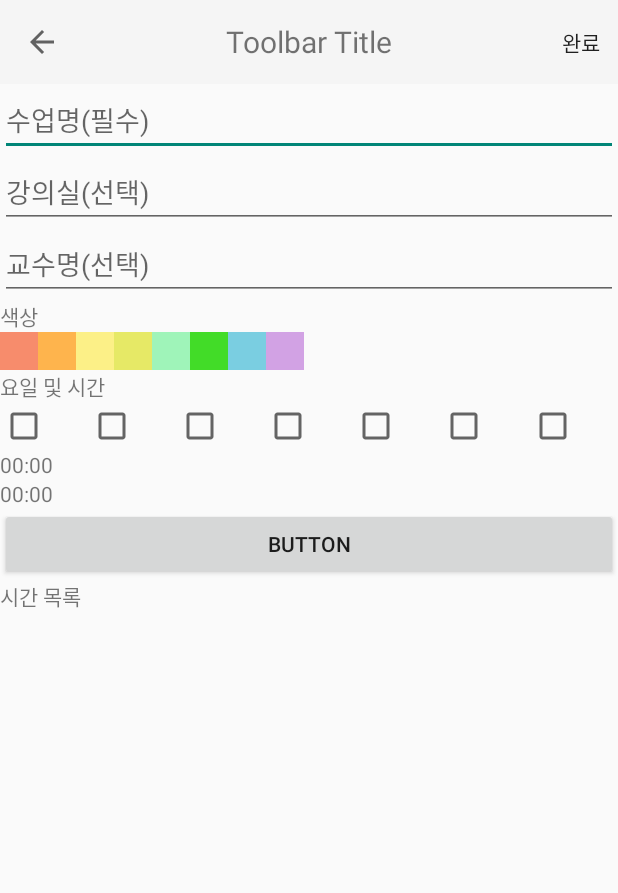
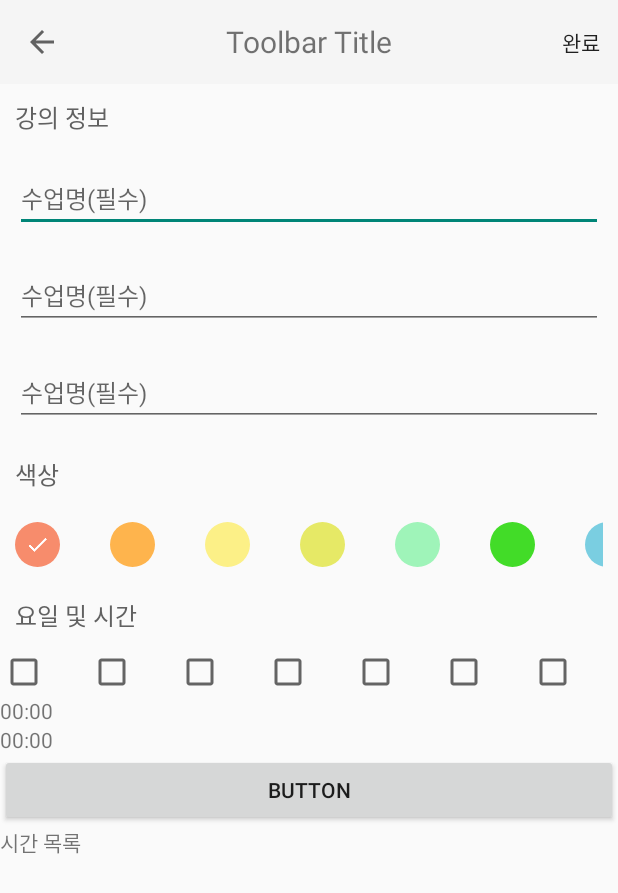
Before and after one commit to Kwonkyu/My-Planner, an Android app: the screen it shows after launch (AddTimetableActivity), after a tap on an icon or button, on a phone screen of 412 x 824 dp. Shown: the top 893 px of the screen. Run offline under Robolectric (Android 15) with nearby library versions, the light colour scheme and no system bars; network calls fail.

Commit message:
UI update

```diff
--- a/teamproject/app/src/main/java/com/example/teamproject/Timetable/AddTimetableActivity.java
+++ b/teamproject/app/src/main/java/com/example/teamproject/Timetable/AddTimetableActivity.java
@@ -4,8 +4,12 @@ import android.app.TimePickerDialog;
 import android.content.Context;
 import android.graphics.Color;
 import android.graphics.drawable.ColorDrawable;
+import android.graphics.drawable.GradientDrawable;
 import android.os.Bundle;
+import android.text.InputFilter;
+import android.text.Spanned;
 import android.util.Log;
+import android.util.TypedValue;
 import android.view.Menu;
 import android.view.MenuItem;
 import android.view.View;
@@ -18,6 +22,7 @@ import android.widget.Toast;
 
 import androidx.appcompat.app.AppCompatActivity;
 import androidx.appcompat.widget.Toolbar;
+import androidx.core.content.ContextCompat;
 import androidx.recyclerview.widget.LinearLayoutManager;
 import androidx.recyclerview.widget.RecyclerView;
 
@@ -25,6 +30,7 @@ import com.example.teamproject.Model.DAY;
 import com.example.teamproject.Model.Lecture;
 import com.example.teamproject.R;
 import com.example.teamproject.Views.ColorAdapter;
+import com.example.teamproject.Views.ColorItemDecoration;
 import com.example.teamproject.Views.ListViewBtnAdapter;
 
 import java.io.BufferedInputStream;
@@ -36,6 +42,7 @@ import java.io.ObjectOutputStream;
 import java.text.SimpleDateFormat;
 import java.util.ArrayList;
 import java.util.Calendar;
+import java.util.regex.Pattern;
 
 public class AddTimetableActivity extends AppCompatActivity implements ListViewBtnAdapter.ListBtnClickListener {
     TextView tv1, tv2, tv3;
@@ -100,21 +107,34 @@ public class AddTimetableActivity extends AppCompatActivity implements ListViewB
         tv2 = findViewById(R.id.lecture_room);
         tv3 = findViewById(R.id.lecturer);
 
+        InputFilter inputFilter = new InputFilter() {
+            @Override
+            public CharSequence filter(CharSequence source, int start, int end, Spanned dest, int dstart, int dend) {
+                Pattern ps = Pattern.compile("^[a-zA-Z0-9가-힣ㄱ-ㅎㅏ-ㅣ\\s\\u318D\\u119E\\u11A2\\u2022\\u2025a\\u00B7\\uFE55]+$");
+                if(ps.matcher(source).matches()){
+                    return source;
+                }
+                return "";
+            }
+        };
+        InputFilter[] filters = new InputFilter[] {inputFilter};
+
+        tv1.setFilters(filters);
+        tv2.setFilters(filters);
+        tv3.setFilters(filters);
+
         //컬러 리사이클러 뷰 설정
         recycle = findViewById(R.id.color_recycler_view);
         LinearLayoutManager layoutManager = new LinearLayoutManager(this, LinearLayoutManager.HORIZONTAL, false);
         recycle.setLayoutManager(layoutManager);
+        recycle.addItemDecoration(new ColorItemDecoration(50));
         colorItems = new ArrayList<>();
-        for(String s : colors) colorItems.add(s);
+        for(String s : colors) {
+            colorItems.add(s);
+        }
         selectColor = "#f78c6c";
         //임시, 바꿔야함
-        adapter2 = new ColorAdapter(this, colorItems, new View.OnClickListener() {
-            @Override
-            public void onClick(View v) {
-                selectColor = (String)v.getTag();
-                Toast.makeText(getApplicationContext(),(String)v.getTag(),Toast.LENGTH_SHORT).show();
-            }
-        });
+        adapter2 = new ColorAdapter(this, colorItems);
         recycle.setAdapter(adapter2);
 
         //체크 박스 설정
--- a/teamproject/app/src/main/java/com/example/teamproject/Timetable/FragmentTimetable.java
+++ b/teamproject/app/src/main/java/com/example/teamproject/Timetable/FragmentTimetable.java
@@ -3,6 +3,10 @@ package com.example.teamproject.Timetable;
 import android.content.Context;
 import android.content.Intent;
 import android.graphics.Color;
+import android.graphics.ColorFilter;
+import android.graphics.PorterDuff;
+import android.graphics.drawable.Drawable;
+import android.graphics.drawable.GradientDrawable;
 import android.os.Bundle;
 import android.util.Log;
 import android.util.TypedValue;
@@ -203,6 +207,7 @@ public class FragmentTimetable extends Fragment implements View.OnLongClickListe
                                 ll.addView(tv);
                             }
 
+                            //시간표 생성
                             tv = new TextView(getActivity());
                             tv.setText(currentItem.getName() + "\n" + currentItem.getRoom() + "\n" + currentItem.getLecturer());
                             tv.setGravity(Gravity.CENTER);
@@ -214,11 +219,11 @@ public class FragmentTimetable extends Fragment implements View.OnLongClickListe
                             time = endTime;
                             weight -= min;
                             if(min != 0) {
-                                tv.setBackgroundColor(Color.parseColor(currentItem.getColor()));
+                                GradientDrawable drawable = (GradientDrawable)ContextCompat.getDrawable(getActivity(), R.drawable.edge);
+                                drawable.setColor(Color.parseColor(currentItem.getColor()));
+                                tv.setBackground(drawable);
                             }
-                            else {
 
-                            }
                             tv.setLayoutParams(new LinearLayout.LayoutParams(LinearLayout.LayoutParams.MATCH_PARENT, (int)TypedValue.applyDimension(TypedValue.COMPLEX_UNIT_DIP, 0, getResources().getDisplayMetrics()), min));
                             ll.addView(tv);
                             if(k == lectureList.size() - 1 && weight != 0) {
--- a/teamproject/app/src/main/java/com/example/teamproject/Views/ColorAdapter.java
+++ b/teamproject/app/src/main/java/com/example/teamproject/Views/ColorAdapter.java
@@ -2,11 +2,21 @@ package com.example.teamproject.Views;
 
 import android.content.Context;
 import android.graphics.Color;
+import android.graphics.ColorFilter;
+import android.graphics.PorterDuff;
+import android.graphics.drawable.BitmapDrawable;
+import android.graphics.drawable.Drawable;
+import android.graphics.drawable.GradientDrawable;
+import android.graphics.drawable.LayerDrawable;
+import android.graphics.drawable.StateListDrawable;
+import android.util.TypedValue;
 import android.view.LayoutInflater;
 import android.view.View;
 import android.view.ViewGroup;
+import android.widget.RadioButton;
 import android.widget.TextView;
 
+import androidx.core.content.ContextCompat;
 import androidx.recyclerview.widget.RecyclerView;
 
 import com.example.teamproject.R;
@@ -14,15 +24,13 @@ import com.example.teamproject.R;
 import java.util.ArrayList;
 
 public class ColorAdapter extends RecyclerView.Adapter<ColorAdapter.ViewHolder> {
-
+    public int selectedItem = 0;
     private ArrayList<String> itemList;
     private Context context;
-    private View.OnClickListener onClickItem;
 
-    public ColorAdapter(Context context, ArrayList<String> itemList, View.OnClickListener onClickItem) {
+    public ColorAdapter(Context context, ArrayList<String> itemList) {
         this.context = context;
         this.itemList = itemList;
-        this.onClickItem = onClickItem;
     }
 
 
@@ -38,11 +46,23 @@ public class ColorAdapter extends RecyclerView.Adapter<ColorAdapter.ViewHolder>
 
     @Override
     public void onBindViewHolder(ViewHolder holder, int position) {
+        holder.radioButton.setChecked(position == selectedItem);
         String item = itemList.get(position);
+        StateListDrawable drawable = new StateListDrawable();
 
-        holder.textview.setBackgroundColor(Color.parseColor(item));
-        holder.textview.setTag(item);
-        holder.textview.setOnClickListener(onClickItem);
+        GradientDrawable circle = (GradientDrawable) ContextCompat.getDrawable(context,R.drawable.circle);
+        BitmapDrawable check = (BitmapDrawable) ContextCompat.getDrawable(context,R.drawable.check);
+        circle.setColor(Color.parseColor(item));
+        circle.setStroke((int)TypedValue.applyDimension(TypedValue.COMPLEX_UNIT_DIP, 0, context.getResources().getDisplayMetrics()), Color.parseColor(item));
+        Drawable[] layer = {circle, check};
+        LayerDrawable checkedDrawable = new LayerDrawable(layer);
+        checkedDrawable.setLayerInset(1,10,10,10,10);
+        drawable.addState(new int[] { -android.R.attr.state_checked}, circle);
+        drawable.addState(new int[] { android.R.attr.state_checked }, checkedDrawable);
+        holder.radioButton.setBackground(drawable);
+
+        holder.radioButton.setTag(item);
+
     }
 
     @Override
@@ -53,11 +73,20 @@ public class ColorAdapter extends RecyclerView.Adapter<ColorAdapter.ViewHolder>
 
     public class ViewHolder extends RecyclerView.ViewHolder {
 
-        public TextView textview;
+        public RadioButton radioButton;
 
         public ViewHolder(View itemView) {
             super(itemView);
-            textview = itemView.findViewById(R.id.item_textview);
+            radioButton = itemView.findViewById(R.id.item_radio);
+
+            itemView.setOnClickListener(new View.OnClickListener() {
+                @Override
+                public void onClick(View v) {
+                    selectedItem = getAdapterPosition();
+                    notifyDataSetChanged();
+                }
+            });
+
         }
     }
 }
--- /dev/null
+++ b/teamproject/app/src/main/java/com/example/teamproject/Views/ColorItemDecoration.java
@@ -0,0 +1,21 @@
+package com.example.teamproject.Views;
+
+import android.graphics.Rect;
+import android.view.View;
+
+import androidx.annotation.NonNull;
+import androidx.recyclerview.widget.RecyclerView;
+
+public class ColorItemDecoration extends RecyclerView.ItemDecoration {
+
+    private int divWidth;
+
+    public ColorItemDecoration(int divWidth) {
+        this.divWidth = divWidth;
+    }
+
+    @Override
+    public void getItemOffsets(@NonNull Rect outRect, @NonNull View view, @NonNull RecyclerView parent, @NonNull RecyclerView.State state) {
+        outRect.right = divWidth;
+    }
+}
--- a/teamproject/app/src/main/res/drawable/circle.xml
+++ b/teamproject/app/src/main/res/drawable/circle.xml
@@ -1,15 +1,9 @@
-<shape xmlns:android="http://schemas.android.com/apk/res/android" >
+<shape xmlns:android="http://schemas.android.com/apk/res/android"
+    android:shape="oval">
 
-    <solid android:color="#FFFFFF" />
+    <solid android:color="#304FFE" />
 
     <stroke
         android:width="2dp"
         android:color="#FFFFFF" />
-
-    <corners
-        android:bottomLeftRadius="20dp"
-        android:bottomRightRadius="20dp"
-        android:topLeftRadius="20dp"
-        android:topRightRadius="20dp" />
-
 </shape>
--- /dev/null
+++ b/teamproject/app/src/main/res/drawable/circle_selector.xml
@@ -0,0 +1,27 @@
+<selector xmlns:android="http://schemas.android.com/apk/res/android" >
+    <item android:state_checked="false">
+        <layer-list>
+            <!-- 배경 -->
+            <item>
+                <shape android:shape="oval">
+                    <solid android:color="#e14f50" />
+                </shape>
+            </item>
+        </layer-list>
+    </item>
+
+    <item android:state_checked="true">
+        <layer-list>
+            <!-- 배경 -->
+            <item>
+                <shape android:shape="oval">
+                    <solid android:color="#e14f50" />
+                </shape>
+            </item>
+            <!-- 이미지 영역 -->
+            <item android:drawable="@drawable/check" android:top="4dp" android:right="4dp" android:bottom="4dp" android:left="4dp" />
+        </layer-list>
+    </item>
+
+
+</selector>
--- a/teamproject/app/src/main/res/drawable/edge.xml
+++ b/teamproject/app/src/main/res/drawable/edge.xml
@@ -1,7 +1,8 @@
 <?xml version="1.0" encoding="utf-8"?>
-<shape xmlns:android="http://schemas.android.com/apk/res/android">
-    <solid android:color="#ffffff" />
-    <stroke
-        android:width="0.5sp"
-        android:color="#505050" />
+<shape xmlns:android="http://schemas.android.com/apk/res/android"
+    android:shape="rectangle">
+<solid android:color="#ffffff" />
+<stroke
+    android:width="0.5sp"
+    android:color="#505050" />
 </shape>
--- /dev/null
+++ b/teamproject/app/src/main/res/drawable/edge1.xml
@@ -0,0 +1,7 @@
+<?xml version="1.0" encoding="utf-8"?>
+<shape xmlns:android="http://schemas.android.com/apk/res/android">
+    <solid android:color="#C04646" />
+    <stroke
+        android:width="0.5sp"
+        android:color="#505050" />
+</shape>
--- a/teamproject/app/src/main/res/layout/activity_add_timetable.xml
+++ b/teamproject/app/src/main/res/layout/activity_add_timetable.xml
@@ -1,64 +1,89 @@
 <?xml version="1.0" encoding="utf-8"?>
 <LinearLayout xmlns:android="http://schemas.android.com/apk/res/android"
-    android:orientation="vertical" android:layout_width="match_parent"
-    android:layout_height="match_parent">
+    android:layout_width="match_parent"
+    android:layout_height="match_parent"
+    android:orientation="vertical">
 
     <androidx.appcompat.widget.Toolbar
+        android:id="@+id/add_timetable_toolbar"
         android:layout_width="match_parent"
         android:layout_height="?attr/actionBarSize"
-        android:background="?attr/colorPrimary"
-        android:id="@+id/add_timetable_toolbar">
+        android:background="?attr/colorPrimary">
 
         <TextView
+            android:id="@+id/toolbar_title"
             android:layout_width="wrap_content"
             android:layout_height="wrap_content"
+            android:layout_gravity="center"
             android:text="Toolbar Title"
-            android:layout_gravity="center"
-            android:id="@+id/toolbar_title"
-            android:textSize="20sp"
-            />
+            android:textSize="20sp" />
 
     </androidx.appcompat.widget.Toolbar>
+
+    <TextView
+        android:layout_width="match_parent"
+        android:layout_height="wrap_content"
+        android:layout_margin="10dp"
+        android:text="강의 정보"
+        android:textColor="#616161"
+        android:textSize="16sp" />
 
     <EditText
         android:id="@+id/lecture_name"
         android:layout_width="match_parent"
         android:layout_height="wrap_content"
+        android:layout_margin="10dp"
         android:ems="10"
         android:hint="수업명(필수)"
-        android:inputType="textPersonName" />
+        android:imeOptions="actionNext"
+        android:inputType="text"
+        android:textSize="16sp" />
 
     <EditText
         android:id="@+id/lecture_room"
         android:layout_width="match_parent"
         android:layout_height="wrap_content"
+        android:layout_margin="10dp"
         android:ems="10"
-        android:hint="강의실(선택)"
-        android:inputType="textPersonName" />
+        android:hint="수업명(필수)"
+        android:imeOptions="actionNext"
+        android:inputType="text"
+        android:textSize="16sp" />
 
     <EditText
         android:id="@+id/lecturer"
         android:layout_width="match_parent"
         android:layout_height="wrap_content"
+        android:layout_margin="10dp"
         android:ems="10"
-        android:hint="교수명(선택)"
-        android:inputType="textPersonName" />
+        android:hint="수업명(필수)"
+        android:imeOptions="actionDone"
+        android:inputType="text"
+        android:textSize="16sp" />
+
 
     <TextView
         android:layout_width="match_parent"
         android:layout_height="wrap_content"
-        android:text="색상" />
+        android:layout_margin="10dp"
+        android:text="색상"
+        android:textColor="#616161"
+        android:textSize="16sp" />
 
     <androidx.recyclerview.widget.RecyclerView
         android:id="@+id/color_recycler_view"
         android:layout_width="match_parent"
         android:layout_height="wrap_content"
-        android:scrollbars="horizontal" />
+        android:layout_margin="10dp"
+        android:scrollbars="none"/>
 
     <TextView
         android:layout_width="match_parent"
         android:layout_height="wrap_content"
-        android:text="요일 및 시간" />
+        android:layout_margin="10dp"
+        android:text="요일 및 시간"
+        android:textColor="#616161"
+        android:textSize="16sp" />
 
     <LinearLayout
         android:layout_width="match_parent"
--- a/teamproject/app/src/main/res/layout/color_recycler_view_item.xml
+++ b/teamproject/app/src/main/res/layout/color_recycler_view_item.xml
@@ -1,8 +1,8 @@
 <?xml version="1.0" encoding="utf-8"?>
-<TextView xmlns:android="http://schemas.android.com/apk/res/android"
+<RadioButton xmlns:android="http://schemas.android.com/apk/res/android"
     xmlns:app="http://schemas.android.com/apk/res-auto"
-    android:id="@+id/item_textview"
-    android:layout_width="25dp"
-    android:layout_height="25dp"
+    android:id="@+id/item_radio"
+    android:layout_width="30dp"
+    android:layout_height="30dp"
     android:gravity="center"
-    android:background="@drawable/circle" />
+    android:button="@android:color/transparent" />
```
Also changed, not shown: teamproject/app/src/main/res/drawable/check.png (added).
